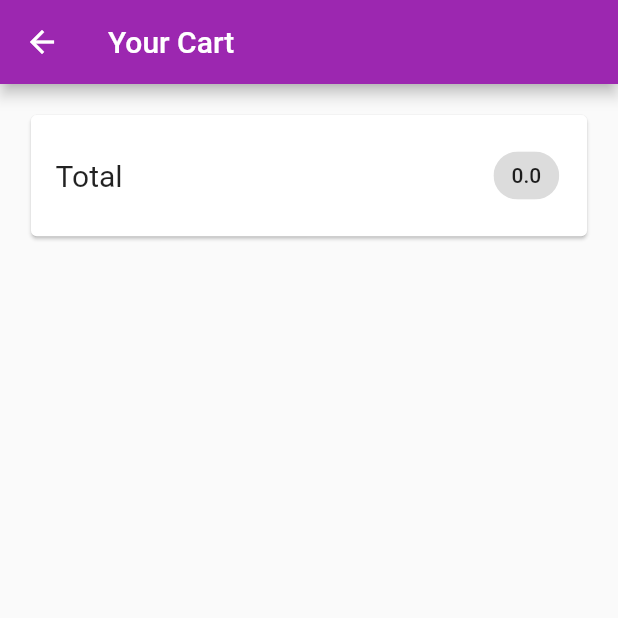
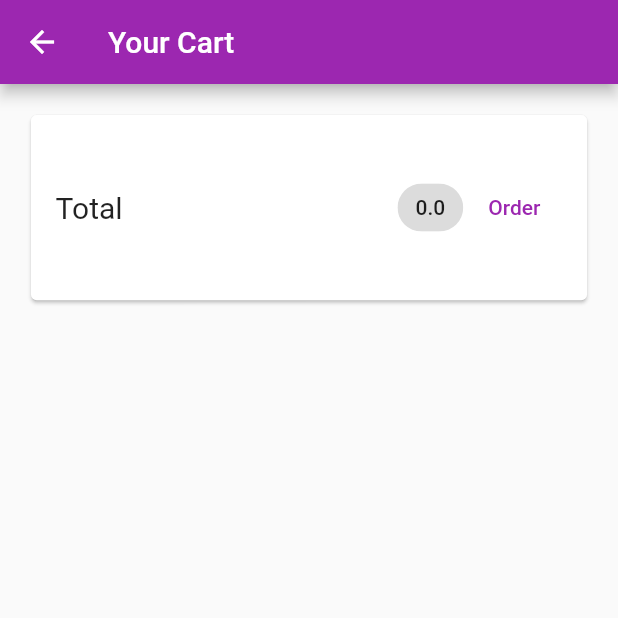
Before and after one commit to zukaChachava/ShopAppMobile, a Flutter app: the CartScreen screen opened by its route, on a phone screen of 412 x 824 dp, the top half of it. Run offline on Flutter 3.47's test engine with Material 2 defaults, Android fonts, the phone set to English and light mode, and no system bars; network calls fail.

Commit message:
orders done

```diff
--- a/lib/main.dart
+++ b/lib/main.dart
@@ -1,7 +1,9 @@
 import 'package:flutter/material.dart';
 import 'package:shop_app/providers/cart_provider.dart';
+import 'package:shop_app/providers/orders_provider.dart';
 import 'package:shop_app/providers/products_provider.dart';
 import 'package:shop_app/screens/cart_screen.dart';
+import 'package:shop_app/screens/orders_screen.dart';
 import 'package:shop_app/screens/product_details_screen.dart';
 import 'package:shop_app/screens/products_overview_screen.dart';
 import 'package:provider/provider.dart';
@@ -22,6 +24,7 @@ class MyApp extends StatelessWidget {
       providers: [
         ChangeNotifierProvider(create: (_) => ProductsProvider()),
         ChangeNotifierProvider(create: (_) => CartProvider()),
+        ChangeNotifierProvider(create: (_) => OrdersProvider()),
       ], //create: (ctx) => ProductsProvider(), if we do not use value constructor
       child: MaterialApp(
         debugShowCheckedModeBanner: false,
@@ -44,6 +47,7 @@ class MyApp extends StatelessWidget {
           ProductsOverviewScreen.route: (ctx) => const ProductsOverviewScreen(),
           ProductDetailsScreen.route: (ctx) => const ProductDetailsScreen(),
           CartScreen.route: (ctx) => const CartScreen(),
+          OrdersScreen.route: (ctx) => const OrdersScreen()
         },
       ),
     );
--- a/lib/models/cart_item.dart
+++ /dev/null
@@ -1,8 +0,0 @@
-class CartItem{
-  final String id;
-  final String title;
-  final int quantity;
-  final double price;
-
-  CartItem({required this.id, required this.title, required this.quantity, required this.price});
-}
--- /dev/null
+++ b/lib/models/cart_item_model.dart
@@ -0,0 +1,12 @@
+class CartItemModel {
+  final String id;
+  final String title;
+  final int quantity;
+  final double price;
+
+  CartItemModel(
+      {required this.id,
+      required this.title,
+      required this.quantity,
+      required this.price});
+}
--- /dev/null
+++ b/lib/models/order_item_model.dart
@@ -0,0 +1,14 @@
+import 'cart_item_model.dart';
+
+class OrderItemModel {
+  final String id;
+  final double amount;
+  final List<CartItemModel> products;
+  final DateTime date;
+
+  OrderItemModel(
+      {required this.id,
+      required this.amount,
+      required this.products,
+      required this.date});
+}
--- a/lib/screens/cart_screen.dart
+++ b/lib/screens/cart_screen.dart
@@ -3,6 +3,8 @@ import 'package:flutter/widgets.dart';
 import 'package:flutter/material.dart';
 import 'package:provider/provider.dart';
 import 'package:shop_app/providers/cart_provider.dart';
+import 'package:shop_app/providers/orders_provider.dart';
+import 'package:shop_app/widgets/cart-item.dart';
 
 class CartScreen extends StatelessWidget {
   static const route = '/cart';
@@ -12,13 +14,20 @@ class CartScreen extends StatelessWidget {
   @override
   Widget build(BuildContext context) {
     MediaQueryData queryData = MediaQuery.of(context);
+    CartProvider cartProvider =
+        Provider.of<CartProvider>(context, listen: false);
 
     return Scaffold(
       appBar: AppBar(
         title: const Text('Your Cart'),
       ),
-      body: Column(children: [
-        Card(
+      body: Column(
+        mainAxisAlignment: MainAxisAlignment.spaceBetween,
+        children: [
+          SizedBox(
+            width: double.infinity,
+            height: queryData.size.height * 0.2,
+            child: Card(
               margin: EdgeInsets.all(queryData.size.width * 0.05),
               child: Container(
                 padding: EdgeInsets.all(queryData.size.width * 0.04),
@@ -35,10 +44,31 @@ class CartScreen extends StatelessWidget {
                         return Chip(label: Text(value.totalAmount.toString()));
                       },
                     ),
-                ]),
+                    TextButton(
+                        onPressed: () {
+                          Provider.of<OrdersProvider>(context, listen: false)
+                              .addOrder(cartProvider.items.values.toList());
+                          cartProvider.clear();
+                        },
+                        child: const Text('Order'))
+                  ],
                 ),
+              ),
+            ),
+          ),
+          SizedBox(
+            width: double.infinity,
+            height: queryData.size.height * 0.6,
+            child: Consumer<CartProvider>(builder: (context, cart, child) {
+              return ListView.builder(
+                itemCount: cart.items.length,
+                itemBuilder: (ctx, index) =>
+                    CartItem(cartItemModel: cart.items.values.toList()[index]),
+              );
+            }),
           )
-      ]),
+        ],
+      ),
     );
   }
 }
--- a/lib/screens/products_overview_screen.dart
+++ b/lib/screens/products_overview_screen.dart
@@ -4,6 +4,7 @@ import 'package:shop_app/providers/cart_provider.dart';
 import 'package:shop_app/providers/products_provider.dart';
 import 'package:shop_app/screens/cart_screen.dart';
 import 'package:shop_app/widgets/badge.dart';
+import 'package:shop_app/widgets/custom_drawer.dart';
 import 'package:shop_app/widgets/product_item.dart';
 import '../models/product_model.dart';
 import '../widgets/products_grid.dart';
@@ -67,6 +68,7 @@ class _ProductsOverviewScreenState extends State<ProductsOverviewScreen> {
           )
         ],
       ),
+      drawer: const CustomDrawer(),
       body: ProductsGrid(showOnlyFavourites: _showOnlyFavourites),
     );
   }
--- a/pubspec.yaml
+++ b/pubspec.yaml
@@ -29,6 +29,7 @@ environment:
 dependencies:
   flutter:
     sdk: flutter
+  intl: ^0.17.0
 
 
   # The following adds the Cupertino Icons font to your application.
```
Also changed, not shown: lib/providers/cart_provider.dart (+26 -5 lines), lib/providers/orders_provider.dart (added, +30 -0 lines), lib/screens/orders_screen.dart (added, +26 -0 lines), lib/screens/product_details_screen.dart (+33 -0 lines), lib/widgets/cart-item.dart (added, +49 -0 lines), lib/widgets/custom_drawer.dart (added, +44 -0 lines), lib/widgets/order_item.dart (added, +58 -0 lines), pubspec.lock. Lines whose indentation alone changed are shown as unchanged.
